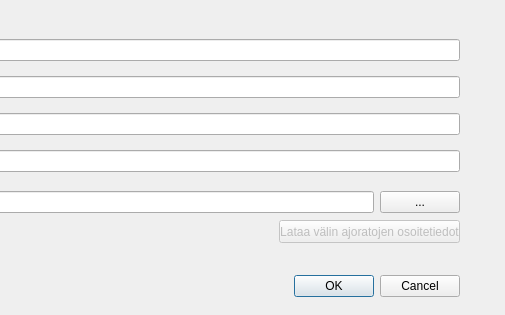
First picture: the form in dialogs/Ajoradat_dialog.ui, repository finnishtransportagency/QGIS-tieosoitetyokalu, before the edit; both pictures show x 311 to 816 and y 0 to 315 of the 816 by 315 pixel window.
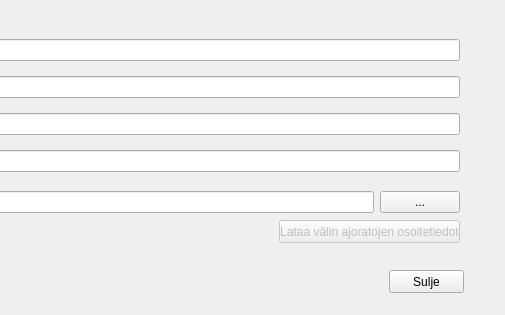
Second picture: the form after the edit.

Commit message: Added close buttons

```diff
--- a/dialogs/Ajoradat_dialog.ui
+++ b/dialogs/Ajoradat_dialog.ui
@@ -13,22 +13,6 @@
   <property name="windowTitle">
    <string>Ajoradat</string>
   </property>
-  <widget class="QDialogButtonBox" name="buttonBox">
-   <property name="geometry">
-    <rect>
-     <x>430</x>
-     <y>270</y>
-     <width>341</width>
-     <height>32</height>
-    </rect>
-   </property>
-   <property name="orientation">
-    <enum>Qt::Horizontal</enum>
-   </property>
-   <property name="standardButtons">
-    <set>QDialogButtonBox::Cancel|QDialogButtonBox::Ok</set>
-   </property>
-  </widget>
   <widget class="QWidget" name="verticalLayoutWidget">
    <property name="geometry">
     <rect>
@@ -109,7 +93,7 @@
     <string>Lataa välin ajoratojen osoitetiedot</string>
    </property>
   </widget>
-  <widget class="QWidget" name="">
+  <widget class="QWidget" name="layoutWidget">
    <property name="geometry">
     <rect>
      <x>100</x>
@@ -142,6 +126,19 @@
     </item>
    </layout>
   </widget>
+  <widget class="QPushButton" name="pushButton_Sulje">
+   <property name="geometry">
+    <rect>
+     <x>700</x>
+     <y>270</y>
+     <width>75</width>
+     <height>23</height>
+    </rect>
+   </property>
+   <property name="text">
+    <string>Sulje</string>
+   </property>
+  </widget>
  </widget>
  <resources/>
  <connections/>
```
Left out of the diff: 19 changed lines with no effect on the pictures. The commit also changes 6 other files.
